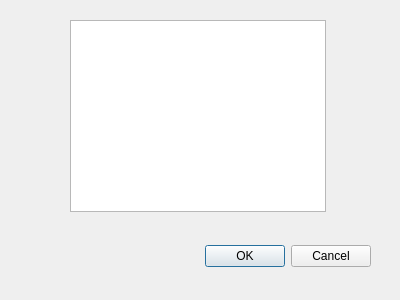
Qt form dialog.ui (lucgeo/demo) before a commit.
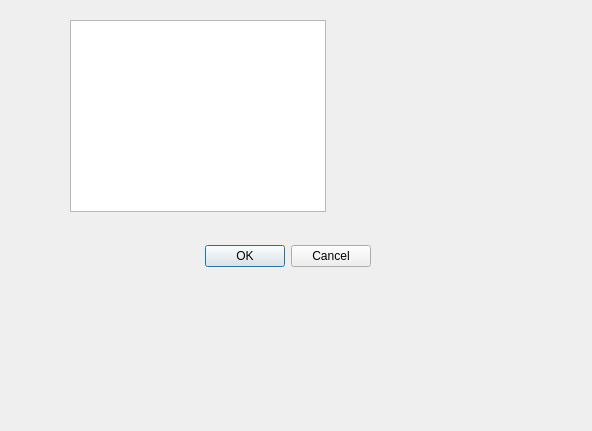
The same form after that commit.

```diff
--- a/dialog.ui
+++ b/dialog.ui
@@ -6,8 +6,8 @@
    <rect>
     <x>0</x>
     <y>0</y>
-    <width>400</width>
-    <height>300</height>
+    <width>592</width>
+    <height>431</height>
    </rect>
   </property>
   <property name="windowTitle">
```
Left out of the diff: 32 changed lines with no effect on the pictures.
